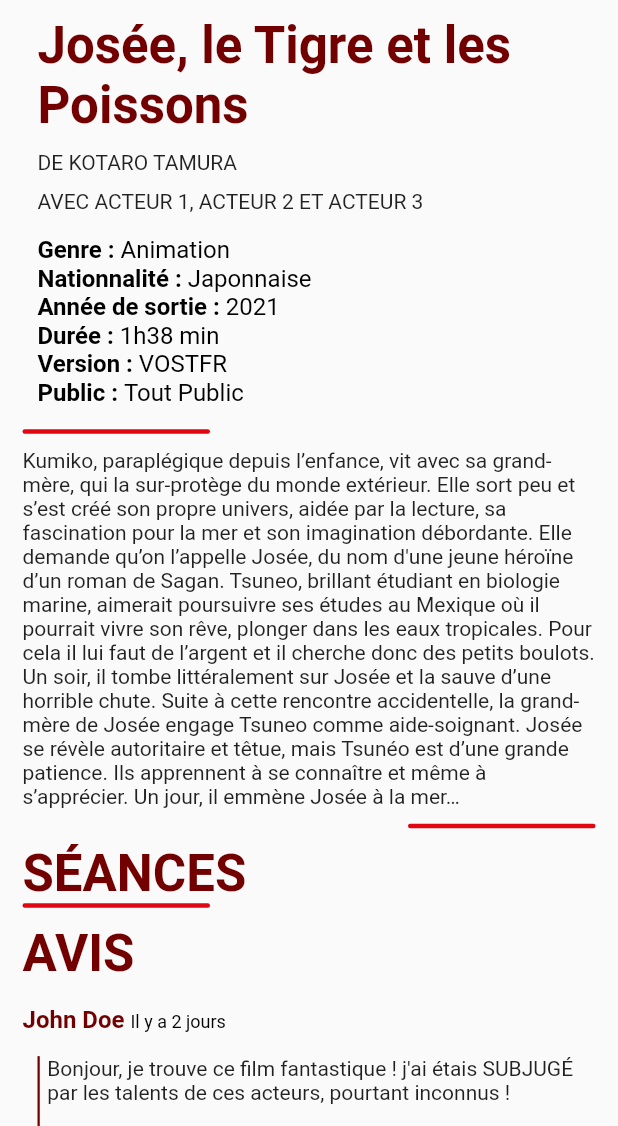
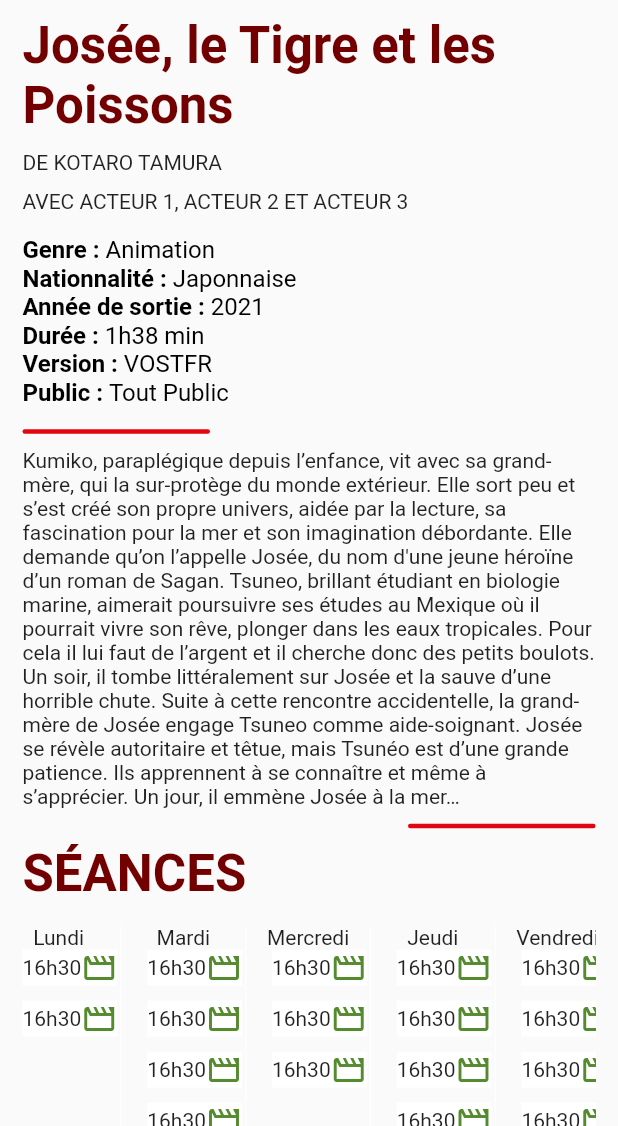
Before and after one commit to Ladislus/m2_dillxp_app, a Flutter app: the screen it shows after launch, scrolled down 576 dp, on a phone screen of 412 x 824 dp, the part 110-1236 px from its top. Run offline on Flutter 3.47's test engine with Material 2 defaults, Android fonts, the phone set to English and light mode, and no system bars; our stand-ins replace email_validator, flutter_svg, hexcolor, qr_flutter.

Commit message:
[ADD] Commencement de la prise de billet dans la page de description d'un film.
Il faudra revoir les couleurs de séléction et l'aspect visuel global des boutons de selection

```diff
--- /dev/null
+++ b/lib/Ressources/boutonSeance.dart
@@ -0,0 +1,45 @@
+import 'package:flutter/material.dart';
+
+class BoutonSeance extends StatefulWidget{
+  final bool isSelected;
+
+  const BoutonSeance(this.isSelected);
+
+  _BoutonSeance createState() => _BoutonSeance(this.isSelected);
+
+}
+
+class _BoutonSeance extends State<BoutonSeance>{
+  bool _isSelected;
+
+  _BoutonSeance(this._isSelected);
+
+  void _selectionSeance(){
+    setState(() {
+      if (_isSelected){
+        _isSelected = false;
+      }else{
+        _isSelected = true;
+      }
+    });
+  }
+
+  @override
+  Widget build(BuildContext context) {
+    return InkWell(
+      onTap: _selectionSeance,
+      child: Container(
+        color: _isSelected ? Colors.lightBlueAccent : Colors.white,
+        margin: EdgeInsets.only(left: 15, bottom: 10),
+        child: Row(
+          children: [
+            Text("16h30"),
+            Icon(_isSelected ? Icons.movie : Icons.movie_outlined, color: Colors.lightGreen[800]),
+          ],
+        ),
+      ),
+    );
+  }
+
+
+}
--- a/lib/View/descriptionFilm.dart
+++ b/lib/View/descriptionFilm.dart
@@ -1,6 +1,7 @@
 import 'package:email_validator/email_validator.dart';
 import 'package:flutter/material.dart';
 import 'package:flutter_svg/flutter_svg.dart';
+import 'package:test_dill/Ressources/boutonSeance.dart';
 import 'package:test_dill/Ressources/comment.dart';
 import 'package:test_dill/Ressources/constants.dart';
 import 'package:test_dill/Ressources/drawer.dart';
@@ -11,6 +12,9 @@ import 'package:test_dill/Ressources/separator_homePage.dart';
 
 class DescriptionFilm extends StatelessWidget{
 
+  final List<String> jours = <String>['Lundi','Mardi','Mercredi','Jeudi','Vendredi','Samedi','Dimanche'];
+  final List<double> nb_seance = [2,10,3,7,5,4,8] ;
+
   @override
   Widget build(BuildContext context) {
     return Scaffold(
@@ -19,15 +23,14 @@ class DescriptionFilm extends StatelessWidget{
       body: ListView(
         children: [
           Column(
+            crossAxisAlignment: CrossAxisAlignment.start,
             children: [
               Container(
                 padding: EdgeInsets.fromLTRB(10, 10, 10, 10),
                 child: Image.asset("images/josee_film.jpg"),
               ),
-              Align(
-                alignment: Alignment.centerLeft,
-                child: Container(
-                  padding: EdgeInsets.only(left: 25 ),
+              Container(
+                padding: EdgeInsets.only(left: 15 ),
                 child: Column(
                   crossAxisAlignment: CrossAxisAlignment.start,
                   children: [
@@ -72,7 +75,6 @@ class DescriptionFilm extends StatelessWidget{
                   ],
                 ),
               ),
-              ),
               Container(
                 padding: EdgeInsets.only(left: 15, bottom: 10),
                 child: Align(
@@ -109,13 +111,34 @@ class DescriptionFilm extends StatelessWidget{
                   ),
                 ),
               ),
-              Align(
-                alignment: Alignment.centerLeft,
-                child: Container(
+              Container(
                 padding: EdgeInsets.only(left: 15 ),
                 child: Text(
                   "Séances".toUpperCase(),
                   style: TextStyle(color: rouge_appbar, fontSize: 34, fontWeight: FontWeight.bold, fontFamily: ""),
+                ),
+              ),
+              Container(
+                padding: EdgeInsets.fromLTRB(0, 15, 15, 15),
+                child: SizedBox(
+                  height: 400,
+                  child: ListView.separated(
+                    itemCount : 7,
+                    itemBuilder: (BuildContext context, int index){
+                      return Column(
+                        children: [
+                          Text(jours[index]),
+                          for (var i = 0; i < nb_seance[index]; i++)
+                            BoutonSeance(false),
+                        ],
+                      );
+                    },
+                    separatorBuilder: (BuildContext context, int index) =>
+                    const VerticalDivider(
+                      width: 5,
+                      color: Colors.white,
+                    ),
+                    scrollDirection: Axis.horizontal,
                   ),
                 ),
               ),
@@ -141,14 +164,11 @@ class DescriptionFilm extends StatelessWidget{
                   ),
                 ),
               ),
-              Align(
-                alignment: Alignment.centerLeft,
-                child: Container(
+              Container(
                 padding: EdgeInsets.only(left: 15 ),
                 child: Text(
                   "Avis".toUpperCase(),
                   style: TextStyle(color: rouge_appbar, fontSize: 34, fontWeight: FontWeight.bold, fontFamily: ""),
-                  ),
                 ),
               ),
               Comment(15,10),
```
Lines whose indentation alone changed are shown as unchanged.
